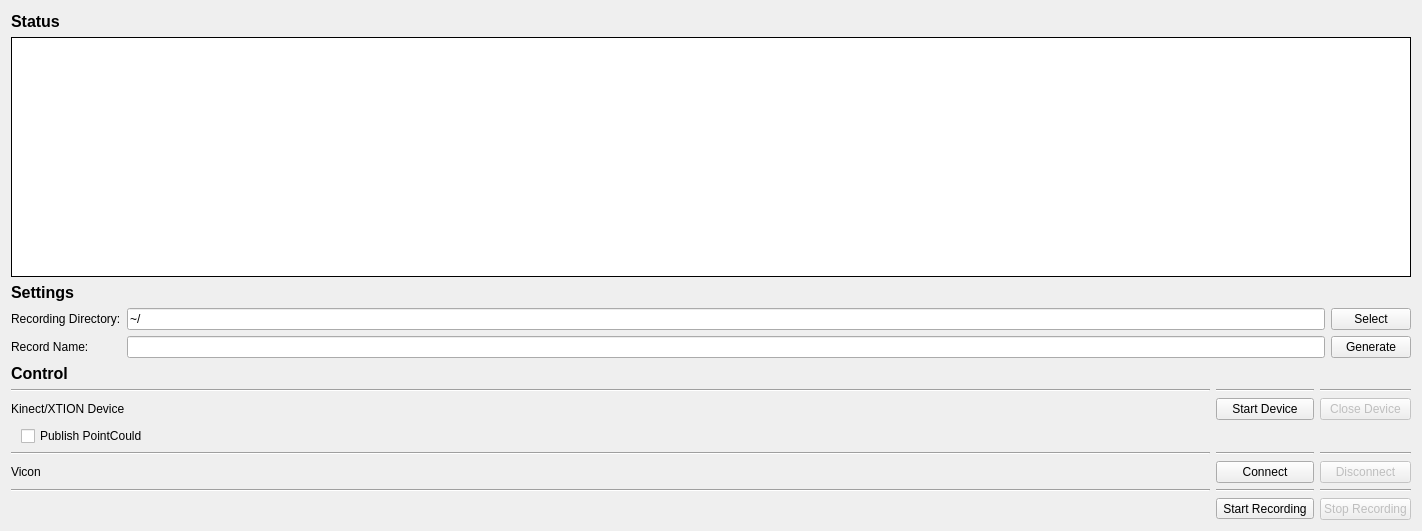
cassinaj/rqt_oni_vicon_playback, file src/rqt_acquisition_controller/src/rqt_acquisition_controller/acquisition_controller.ui: the form before one commit.
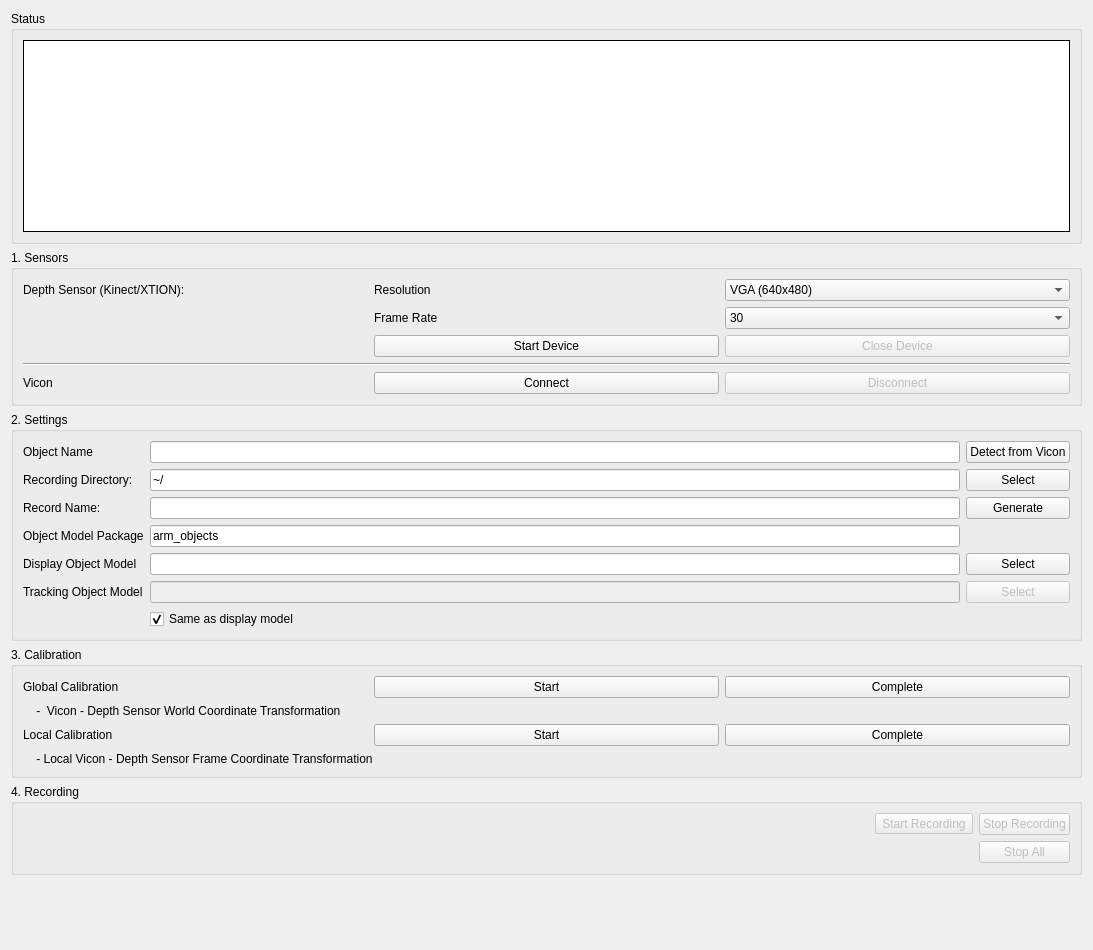
The form after the commit.

```diff
--- a/src/rqt_acquisition_controller/src/rqt_acquisition_controller/acquisition_controller.ui
+++ b/src/rqt_acquisition_controller/src/rqt_acquisition_controller/acquisition_controller.ui
@@ -9,8 +9,8 @@
    <rect>
     <x>0</x>
     <y>0</y>
-    <width>1422</width>
-    <height>531</height>
+    <width>1093</width>
+    <height>950</height>
    </rect>
   </property>
   <property name="minimumSize">
@@ -24,39 +24,12 @@
   </property>
   <layout class="QVBoxLayout" name="verticalLayout">
    <item>
-    <layout class="QHBoxLayout" name="horizontalLayout">
-     <item>
-      <widget class="QLabel" name="recorderStatusCaptionLabel">
-       <property name="font">
-        <font>
-         <pointsize>12</pointsize>
-         <weight>75</weight>
-         <bold>true</bold>
-        </font>
-       </property>
-       <property name="text">
+    <widget class="QGroupBox" name="statusBox">
+     <property name="title">
         <string>Status</string>
        </property>
-      </widget>
-     </item>
-     <item>
-      <spacer name="horizontalSpacer">
-       <property name="orientation">
-        <enum>Qt::Horizontal</enum>
-       </property>
-       <property name="sizeHint" stdset="0">
-        <size>
-         <width>40</width>
-         <height>20</height>
-        </size>
-       </property>
-      </spacer>
-     </item>
-    </layout>
-   </item>
-   <item>
-    <layout class="QVBoxLayout" name="verticalLayout_4">
-     <item>
+     <layout class="QGridLayout" name="gridLayout_5">
+      <item row="0" column="0">
       <widget class="QTreeWidget" name="statusTreeWidget">
        <property name="frameShape">
         <enum>QFrame::Box</enum>
@@ -65,7 +38,7 @@
         <enum>QFrame::Plain</enum>
        </property>
        <property name="midLineWidth">
-        <number>2</number>
+         <number>0</number>
        </property>
        <property name="editTriggers">
         <set>QAbstractItemView::NoEditTriggers</set>
@@ -98,16 +71,187 @@
       </widget>
      </item>
     </layout>
+    </widget>
    </item>
    <item>
-    <layout class="QGridLayout" name="gridLayout">
-     <item row="2" column="0">
-      <widget class="QLabel" name="RecordNamelabel">
+    <widget class="QGroupBox" name="sensorsBox">
+     <property name="title">
+      <string>1. Sensors</string>
+     </property>
+     <property name="flat">
+      <bool>false</bool>
+     </property>
+     <layout class="QGridLayout" name="gridLayout_4">
+      <item row="0" column="1">
+       <widget class="QLabel" name="label_5">
+        <property name="text">
+         <string>Resolution</string>
+        </property>
+       </widget>
+      </item>
+      <item row="1" column="2">
+       <widget class="QComboBox" name="comboBox_2">
+        <item>
+         <property name="text">
+          <string>30</string>
+         </property>
+        </item>
+        <item>
+         <property name="text">
+          <string>25</string>
+         </property>
+        </item>
+        <item>
+         <property name="text">
+          <string>60</string>
+         </property>
+        </item>
+       </widget>
+      </item>
+      <item row="1" column="1">
+       <widget class="QLabel" name="label_6">
+        <property name="text">
+         <string>Frame Rate</string>
+        </property>
+       </widget>
+      </item>
+      <item row="5" column="1">
+       <widget class="QPushButton" name="connectViconButton">
+        <property name="text">
+         <string>Connect</string>
+        </property>
+       </widget>
+      </item>
+      <item row="0" column="0">
+       <widget class="QLabel" name="label">
+        <property name="text">
+         <string>Depth Sensor (Kinect/XTION):</string>
+        </property>
+       </widget>
+      </item>
+      <item row="2" column="2">
+       <widget class="QPushButton" name="closeKinectButton">
+        <property name="enabled">
+         <bool>false</bool>
+        </property>
+        <property name="text">
+         <string>Close Device</string>
+        </property>
+       </widget>
+      </item>
+      <item row="2" column="1">
+       <widget class="QPushButton" name="startKinectButton">
+        <property name="text">
+         <string>Start Device</string>
+        </property>
+       </widget>
+      </item>
+      <item row="0" column="2">
+       <widget class="QComboBox" name="comboBox">
+        <item>
+         <property name="text">
+          <string>VGA (640x480)</string>
+         </property>
+        </item>
+        <item>
+         <property name="text">
+          <string>QVGA (320x240)</string>
+         </property>
+        </item>
+        <item>
+         <property name="text">
+          <string>XVGA (1280x960)</string>
+         </property>
+        </item>
+       </widget>
+      </item>
+      <item row="5" column="0">
+       <widget class="QLabel" name="label_2">
        <property name="frameShape">
         <enum>QFrame::NoFrame</enum>
        </property>
+        <property name="frameShadow">
+         <enum>QFrame::Plain</enum>
+        </property>
        <property name="text">
-        <string>Record Name:</string>
+         <string>Vicon</string>
+        </property>
+       </widget>
+      </item>
+      <item row="5" column="2">
+       <widget class="QPushButton" name="disconnectViconButton">
+        <property name="enabled">
+         <bool>false</bool>
+        </property>
+        <property name="text">
+         <string>Disconnect</string>
+        </property>
+       </widget>
+      </item>
+      <item row="3" column="0" colspan="3">
+       <widget class="Line" name="line">
+        <property name="orientation">
+         <enum>Qt::Horizontal</enum>
+        </property>
+       </widget>
+      </item>
+     </layout>
+    </widget>
+   </item>
+   <item>
+    <widget class="QGroupBox" name="settingsBox">
+     <property name="enabled">
+      <bool>true</bool>
+     </property>
+     <property name="layoutDirection">
+      <enum>Qt::LeftToRight</enum>
+     </property>
+     <property name="title">
+      <string>2. Settings</string>
+     </property>
+     <layout class="QGridLayout" name="gridLayout_2">
+      <item row="6" column="0">
+       <widget class="QLabel" name="displayObjectModelFileLabel">
+        <property name="text">
+         <string>Display Object Model</string>
+        </property>
+       </widget>
+      </item>
+      <item row="7" column="1">
+       <widget class="QLineEdit" name="lineEdit_3">
+        <property name="enabled">
+         <bool>false</bool>
+        </property>
+        <property name="frame">
+         <bool>true</bool>
+        </property>
+       </widget>
+      </item>
+      <item row="0" column="1">
+       <widget class="QLineEdit" name="lineEdit">
+        <property name="frame">
+         <bool>true</bool>
+        </property>
+       </widget>
+      </item>
+      <item row="0" column="0">
+       <widget class="QLabel" name="objectNameLabel">
+        <property name="text">
+         <string>Object Name</string>
+        </property>
+       </widget>
+      </item>
+      <item row="0" column="2">
+       <widget class="QPushButton" name="detectObjectNameButton">
+        <property name="text">
+         <string>Detect from Vicon</string>
+        </property>
+       </widget>
+      </item>
+      <item row="6" column="2">
+       <widget class="QPushButton" name="selectDisplayObjectModelButton">
+        <property name="text">
+         <string>Select</string>
        </property>
       </widget>
      </item>
@@ -118,18 +262,55 @@
        </property>
       </widget>
      </item>
-     <item row="1" column="3">
+      <item row="6" column="1">
+       <widget class="QLineEdit" name="lineEdit_2">
+        <property name="frame">
+         <bool>true</bool>
+        </property>
+       </widget>
+      </item>
+      <item row="1" column="2">
       <widget class="QPushButton" name="selectDirectoryButton">
        <property name="text">
         <string>Select</string>
        </property>
       </widget>
      </item>
-     <item row="2" column="1">
+      <item row="8" column="1">
+       <widget class="QCheckBox" name="singleObjectModelCheckBox">
+        <property name="text">
+         <string>Same as display model</string>
+        </property>
+        <property name="checked">
+         <bool>true</bool>
+        </property>
+       </widget>
+      </item>
+      <item row="4" column="1">
       <widget class="QLineEdit" name="recordNameLineEdit">
        <property name="text">
         <string/>
        </property>
+        <property name="frame">
+         <bool>true</bool>
+        </property>
+       </widget>
+      </item>
+      <item row="4" column="2">
+       <widget class="QPushButton" name="genrateNameButton">
+        <property name="text">
+         <string>Generate</string>
+        </property>
+       </widget>
+      </item>
+      <item row="7" column="2">
+       <widget class="QPushButton" name="selectTrackingObjectModelButton">
+        <property name="enabled">
+         <bool>false</bool>
+        </property>
+        <property name="text">
+         <string>Select</string>
+        </property>
       </widget>
      </item>
      <item row="1" column="1">
@@ -151,52 +332,144 @@
        </property>
       </widget>
      </item>
-     <item row="0" column="0">
-      <widget class="QLabel" name="settingslabel">
+      <item row="7" column="0">
+       <widget class="QLabel" name="trackingObjectModelLabel">
+        <property name="text">
+         <string>Tracking Object Model</string>
+        </property>
+       </widget>
+      </item>
+      <item row="4" column="0">
+       <widget class="QLabel" name="RecordNamelabel">
+        <property name="frameShape">
+         <enum>QFrame::NoFrame</enum>
+        </property>
+        <property name="text">
+         <string>Record Name:</string>
+        </property>
+       </widget>
+      </item>
+      <item row="5" column="0">
+       <widget class="QLabel" name="objectModelPackageLabel">
+        <property name="text">
+         <string>Object Model Package</string>
+        </property>
+       </widget>
+      </item>
+      <item row="5" column="1">
+       <widget class="QLineEdit" name="objectModelPackageLineEdit">
+        <property name="text">
+         <string>arm_objects</string>
+        </property>
+        <property name="frame">
+         <bool>true</bool>
+        </property>
+       </widget>
+      </item>
+     </layout>
+    </widget>
+   </item>
+   <item>
+    <widget class="QGroupBox" name="calibrationBox">
+     <property name="enabled">
+      <bool>true</bool>
+     </property>
+     <property name="title">
+      <string>3. Calibration</string>
+     </property>
+     <layout class="QGridLayout" name="gridLayout_6">
+      <item row="0" column="2">
+       <widget class="QPushButton" name="completeGlobalCalibrationButton">
+        <property name="text">
+         <string>Complete</string>
+        </property>
+       </widget>
+      </item>
+      <item row="2" column="0">
+       <widget class="QLabel" name="localCalibrationLabel">
+        <property name="text">
+         <string>Local Calibration</string>
+        </property>
+       </widget>
+      </item>
+      <item row="0" column="1">
+       <widget class="QPushButton" name="startGlobalCalibrationButton">
+        <property name="text">
+         <string>Start</string>
+        </property>
+       </widget>
+      </item>
+      <item row="2" column="2">
+       <widget class="QPushButton" name="completeLocalCalibrationButton">
+        <property name="text">
+         <string>Complete</string>
+        </property>
+       </widget>
+      </item>
+      <item row="2" column="1">
+       <widget class="QPushButton" name="startLocalCalibrationButton">
+        <property name="text">
+         <string>Start</string>
+        </property>
+       </widget>
+      </item>
+      <item row="1" column="0" colspan="3">
+       <widget class="QLabel" name="label_3">
        <property name="font">
         <font>
-         <pointsize>12</pointsize>
-         <weight>75</weight>
-         <bold>true</bold>
+          <pointsize>9</pointsize>
         </font>
        </property>
        <property name="text">
-        <string>Settings</string>
+         <string>    -  Vicon - Depth Sensor World Coordinate Transformation</string>
        </property>
       </widget>
      </item>
-     <item row="2" column="3">
-      <widget class="QPushButton" name="genrateNameButton">
+      <item row="0" column="0">
+       <widget class="QLabel" name="globalCalibration">
        <property name="text">
-        <string>Generate</string>
+         <string>Global Calibration</string>
        </property>
       </widget>
      </item>
-    </layout>
+      <item row="3" column="0" colspan="3">
+       <widget class="QLabel" name="label_4">
+        <property name="font">
+         <font>
+          <pointsize>9</pointsize>
+         </font>
+        </property>
+        <property name="text">
+         <string>    - Local Vicon - Depth Sensor Frame Coordinate Transformation</string>
+        </property>
+       </widget>
+      </item>
+     </layout>
+    </widget>
    </item>
    <item>
-    <layout class="QHBoxLayout" name="horizontalLayout_2"/>
-   </item>
-   <item>
-    <layout class="QGridLayout" name="gridLayout_2">
-     <item row="1" column="2">
-      <widget class="Line" name="line_8">
+    <widget class="QGroupBox" name="recordingBox">
+     <property name="title">
+      <string>4. Recording</string>
+     </property>
+     <layout class="QGridLayout" name="gridLayout_7">
+      <item row="0" column="0">
+       <spacer name="horizontalSpacer_2">
        <property name="orientation">
         <enum>Qt::Horizontal</enum>
        </property>
-      </widget>
-     </item>
-     <item row="2" column="2">
-      <widget class="QPushButton" name="startKinectButton">
-       <property name="text">
-        <string>Start Device</string>
-       </property>
-      </widget>
-     </item>
-     <item row="7" column="2">
+        <property name="sizeHint" stdset="0">
+         <size>
+          <width>40</width>
+          <height>20</height>
+         </size>
+        </property>
+       </spacer>
+      </item>
+      <item row="0" column="1">
       <widget class="QToolButton" name="startRecordingButton">
        <property name="enabled">
-        <bool>true</bool>
+         <bool>false</bool>
        </property>
        <property name="text">
         <string>Start Recording</string>
@@ -209,102 +482,7 @@
        </property>
       </widget>
      </item>
-     <item row="5" column="0">
-      <widget class="QLabel" name="label_2">
-       <property name="frameShape">
-        <enum>QFrame::NoFrame</enum>
-       </property>
-       <property name="frameShadow">
-        <enum>QFrame::Plain</enum>
-       </property>
-       <property name="text">
-        <string>Vicon</string>
-       </property>
-      </widget>
-     </item>
-     <item row="5" column="2">
-      <widget class="QPushButton" name="connectViconButton">
-       <property name="text">
-        <string>Connect</string>
-       </property>
-      </widget>
-     </item>
-     <item row="6" column="2">
-      <widget class="Line" name="line_5">
-       <property name="orientation">
-        <enum>Qt::Horizontal</enum>
-       </property>
-      </widget>
-     </item>
-     <item row="1" column="3">
-      <widget class="Line" name="line_9">
-       <property name="orientation">
-        <enum>Qt::Horizontal</enum>
-       </property>
-      </widget>
-     </item>
-     <item row="3" column="0">
-      <layout class="QHBoxLayout" name="horizontalLayout_3">
-       <item>
-        <spacer name="horizontalSpacer_3">
-         <property name="orientation">
-          <enum>Qt::Horizontal</enum>
-         </property>
-         <property name="sizeType">
-          <enum>QSizePolicy::Fixed</enum>
-         </property>
-         <property name="sizeHint" stdset="0">
-          <size>
-           <width>10</width>
-           <height>0</height>
-          </size>
-         </property>
-        </spacer>
-       </item>
-       <item>
-        <widget class="QCheckBox" name="publishPointCloudBox">
-         <property name="text">
-          <string>Publish PointCould</string>
-         </property>
-        </widget>
-       </item>
-      </layout>
-     </item>
-     <item row="2" column="0">
-      <widget class="QLabel" name="label">
-       <property name="text">
-        <string>Kinect/XTION Device</string>
-       </property>
-      </widget>
-     </item>
-     <item row="1" column="0">
-      <widget class="Line" name="line_7">
-       <property name="orientation">
-        <enum>Qt::Horizontal</enum>
-       </property>
-      </widget>
-     </item>
-     <item row="6" column="3">
-      <widget class="Line" name="line_6">
-       <property name="orientation">
-        <enum>Qt::Horizontal</enum>
-       </property>
-      </widget>
-     </item>
-     <item row="7" column="0">
-      <spacer name="horizontalSpacer_2">
-       <property name="orientation">
-        <enum>Qt::Horizontal</enum>
-       </property>
-       <property name="sizeHint" stdset="0">
-        <size>
-         <width>40</width>
-         <height>20</height>
-        </size>
-       </property>
-      </spacer>
-     </item>
-     <item row="7" column="3">
+      <item row="0" column="2">
       <widget class="QPushButton" name="stopRecordingButton">
        <property name="enabled">
         <bool>false</bool>
@@ -314,69 +492,31 @@
        </property>
       </widget>
      </item>
-     <item row="4" column="3">
-      <widget class="Line" name="line_4">
-       <property name="orientation">
-        <enum>Qt::Horizontal</enum>
-       </property>
-      </widget>
-     </item>
-     <item row="5" column="3">
-      <widget class="QPushButton" name="disconnectViconButton">
+      <item row="1" column="2">
+       <widget class="QPushButton" name="stopAllButton">
        <property name="enabled">
         <bool>false</bool>
        </property>
        <property name="text">
-        <string>Disconnect</string>
-       </property>
-      </widget>
-     </item>
-     <item row="6" column="0">
-      <widget class="Line" name="line_2">
-       <property name="orientation">
-        <enum>Qt::Horizontal</enum>
-       </property>
-      </widget>
-     </item>
-     <item row="4" column="0">
-      <widget class="Line" name="line">
-       <property name="orientation">
-        <enum>Qt::Horizontal</enum>
-       </property>
-      </widget>
-     </item>
-     <item row="4" column="2">
-      <widget class="Line" name="line_3">
-       <property name="orientation">
-        <enum>Qt::Horizontal</enum>
-       </property>
-      </widget>
-     </item>
-     <item row="2" column="3">
-      <widget class="QPushButton" name="closeKinectButton">
-       <property name="enabled">
-        <bool>false</bool>
-       </property>
-       <property name="text">
-        <string>Close Device</string>
-       </property>
-      </widget>
-     </item>
-     <item row="0" column="0">
-      <widget class="QLabel" name="controLabel">
-       <property name="font">
-        <font>
-         <pointsize>12</pointsize>
-         <weight>75</weight>
-         <bold>true</bold>
-        </font>
-       </property>
-       <property name="text">
-        <string>Control</string>
+         <string>Stop All</string>
        </property>
       </widget>
      </item>
     </layout>
+    </widget>
+   </item>
+   <item>
+    <spacer name="verticalSpacer">
+     <property name="orientation">
+      <enum>Qt::Vertical</enum>
+     </property>
+     <property name="sizeHint" stdset="0">
+      <size>
+       <width>20</width>
+       <height>40</height>
+      </size>
+     </property>
+    </spacer>
    </item>
   </layout>
  </widget>
```
Left out of the diff: 3 changed lines with no effect on the pictures. Lines whose indentation alone changed are shown as unchanged.
